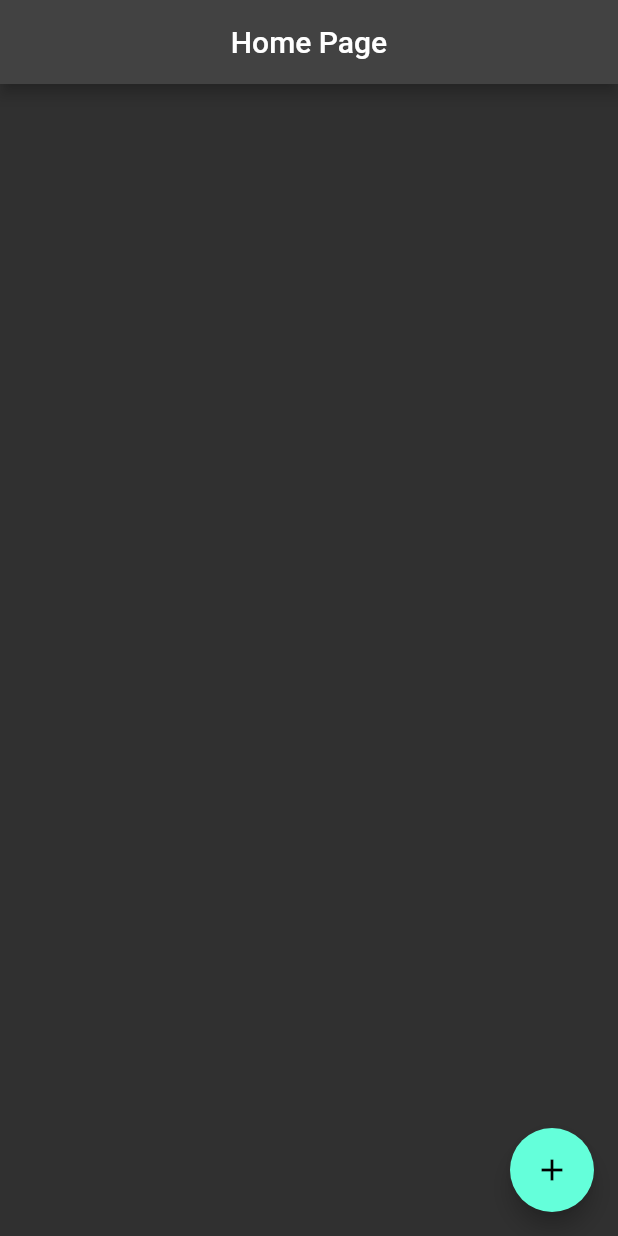
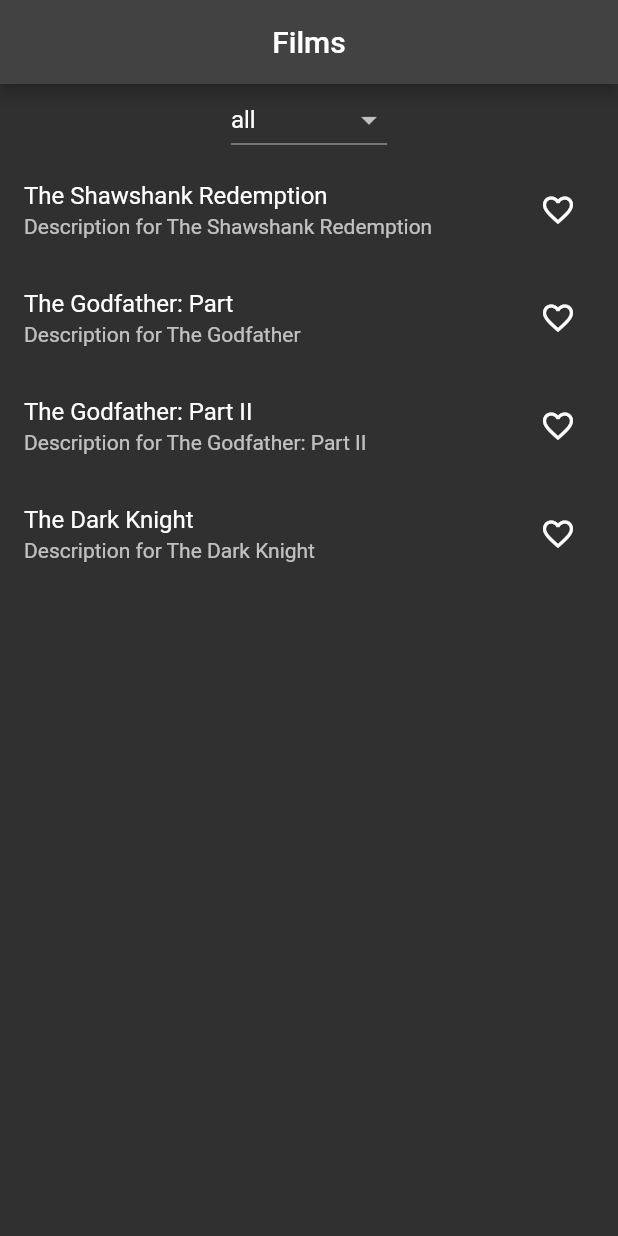
Before and after one commit to Daddy2054/riverpod_vandad, a Flutter app: the screen it shows after launch, on a phone screen of 412 x 824 dp. Run offline on Flutter 3.47's test engine with Material 2 defaults, Android fonts, the phone set to English and light mode, and no system bars; our stand-ins replace hooks_riverpod.

Commit message:
example6

```diff
--- a/lib/main.dart
+++ b/lib/main.dart
@@ -1,14 +1,129 @@
-import 'dart:collection';
-
 import 'package:flutter/material.dart';
 import 'package:hooks_riverpod/hooks_riverpod.dart';
-import 'package:uuid/uuid.dart';
 
 void main() {
   runApp(const ProviderScope(
     child: MyApp(),
   ));
 }
+
+@immutable
+class Film {
+  final String id;
+  final String title;
+  final String description;
+  final bool isFavorite;
+
+  const Film({
+    required this.id,
+    required this.title,
+    required this.description,
+    required this.isFavorite,
+  });
+
+  Film copy({
+    required bool isFavorite,
+  }) =>
+      Film(
+        id: id,
+        title: title,
+        description: description,
+        isFavorite: isFavorite,
+      );
+
+  @override
+  String toString() => 'Film(id: $id, '
+      'title: $title, '
+      'description: $description, '
+      'isFavorite: $isFavorite)';
+
+  @override
+  bool operator ==(covariant Film other) =>
+      id == other.id && isFavorite == other.isFavorite;
+
+  @override
+  int get hashCode => Object.hashAll([
+        id,
+        isFavorite,
+      ]);
+}
+
+const allFilms = [
+  Film(
+    id: '1',
+    title: 'The Shawshank Redemption',
+    description: 'Description for The Shawshank Redemption',
+    isFavorite: false,
+  ),
+  Film(
+    id: '2',
+    title: 'The Godfather: Part',
+    description: 'Description for The Godfather',
+    isFavorite: false,
+  ),
+  Film(
+    id: '3',
+    title: 'The Godfather: Part II',
+    description: 'Description for The Godfather: Part II',
+    isFavorite: false,
+  ),
+  Film(
+    id: '4',
+    title: 'The Dark Knight',
+    description: 'Description for The Dark Knight',
+    isFavorite: false,
+  ),
+];
+
+class FilmsNotifier extends StateNotifier<List<Film>> {
+  FilmsNotifier() : super(allFilms);
+
+  void update(
+    Film film,
+    bool isFavorite,
+  ) {
+    state = state
+        .map(
+          (thisFilm) => thisFilm.id == film.id
+              ? thisFilm.copy(
+                  isFavorite: isFavorite,
+                )
+              : thisFilm,
+        )
+        .toList();
+  }
+}
+
+enum FavoriteStatus {
+  all,
+  favorite,
+  notFavorite,
+}
+
+//favorite status
+final favoriteStatusProvider = StateProvider<FavoriteStatus>(
+  (_) => FavoriteStatus.all,
+);
+
+//all films
+
+final allFilmsProvider = StateNotifierProvider<FilmsNotifier, List<Film>>(
+  (_) => FilmsNotifier(),
+);
+
+// favorite films
+
+final favoriteFilmsProvider =
+    Provider<Iterable<Film>>((ref) => ref.watch(allFilmsProvider).where(
+          (film) => film.isFavorite,
+        ));
+
+// not favorite films
+
+final notFavoriteFilmsProvider =
+    Provider<Iterable<Film>>((ref) => ref.watch(allFilmsProvider).where(
+          (film) => !film.isFavorite,
+        ));
 
 class MyApp extends StatelessWidget {
   const MyApp({super.key});
@@ -28,63 +143,6 @@ class MyApp extends StatelessWidget {
   }
 }
 
-@immutable
-class Person {
-  final String name;
-  final int age;
-  final String uuid;
-
-  Person({required this.name, required this.age, String? uuid})
-      : uuid = uuid ?? const Uuid().v4();
-  Person updated([String? name, int? age]) => Person(
-        name: name ?? this.name,
-        age: age ?? this.age,
-        uuid: uuid,
-      );
-
-  String get displayName => '$name ($age years old)';
-
-  @override
-  bool operator ==(covariant Person other) => uuid == other.uuid;
-
-  @override
-  int get hashCode => uuid.hashCode;
-  @override
-  String toString() => 'Person(name: $name, age: $age, uuid: $uuid,)';
-}
-
-class DataModel extends ChangeNotifier {
-  final List<Person> _people = [];
-  int get count => _people.length;
-
-  UnmodifiableListView<Person> get people => UnmodifiableListView(_people);
-
-  void add(Person person) {
-    _people.add(person);
-    notifyListeners();
-  }
-
-  void remove(Person person) {
-    _people.remove(person);
-    notifyListeners();
-  }
-
-  void update(Person updatedPerson) {
-    final index = _people.indexOf(updatedPerson);
-    final oldPerson = _people[index];
-    if (oldPerson.name != updatedPerson.name ||
-        oldPerson.age != updatedPerson.age) {
-      _people[index] = oldPerson.updated(
-        updatedPerson.name,
-        updatedPerson.age,
-      );
-      notifyListeners();
-    }
-  }
-}
-
-final peopleProvider = ChangeNotifierProvider((_) => DataModel());
-
 class HomePage extends ConsumerWidget {
   const HomePage({super.key});
 
@@ -93,118 +151,89 @@ class HomePage extends ConsumerWidget {
     return Scaffold(
       appBar: AppBar(
         centerTitle: true,
-        title: const Text('Home Page'),
+        title: const Text('Films'),
       ),
-      body: Consumer(
-        builder: (context, ref, child) {
-          final dataModel = ref.watch(peopleProvider);
-          return ListView.builder(
-            itemCount: dataModel.count,
-            itemBuilder: (context, index) {
-              final person = dataModel.people[index];
-              return ListTile(
-                title: GestureDetector(
-                  onTap: () async {
-                    final updatedPerson = await createOrUpdatePersonDialog(
-                      context,
-                      person,
+      body: Column(
+        children: [
+          const FilterWidget(),
+          Consumer(builder: (context, ref, child) {
+            final filter = ref.watch(favoriteStatusProvider);
+            switch (filter) {
+              case FavoriteStatus.all:
+                return FilmsList(
+                  provider: allFilmsProvider,
                 );
-                    if (updatedPerson != null) {
-                      dataModel.update(updatedPerson);
+              case FavoriteStatus.favorite:
+                   return FilmsList(
+                  provider: favoriteFilmsProvider,
+                );
+              case FavoriteStatus.notFavorite:
+                   return FilmsList(
+                  provider: notFavoriteFilmsProvider,
+                );
             }
-                  },
-                  child: Text(person.displayName),
-                ),
-              );
-            },
-          );
-        },
-      ),
-      floatingActionButton: FloatingActionButton(
-        onPressed: () async {
-          final person = await createOrUpdatePersonDialog(context);
-          if (person != null) {
-            final dataModel = ref.read(peopleProvider);
-            dataModel.add(person);
-          }
-        },
-        child: const Icon(Icons.add),
+          })
+        ],
       ),
     );
   }
 }
 
-final nameController = TextEditingController();
-final ageController = TextEditingController();
+class FilmsList extends ConsumerWidget {
+  final AlwaysAliveProviderBase<Iterable<Film>> provider;
+  const FilmsList({required this.provider, Key? key}) : super(key: key);
 
-Future<Person?> createOrUpdatePersonDialog(
-  BuildContext context, [
-  Person? existingPerson,
-]) {
-  String? name = existingPerson?.name;
-  int? age = existingPerson?.age;
+  @override
+  Widget build(BuildContext context, WidgetRef ref) {
+    final films = ref.watch(provider);
+    return Expanded(
+        child: ListView.builder(
+      itemCount: films.length,
+      itemBuilder: (context, index) {
+        final film = films.elementAt(index);
+        final favoriteIcon = film.isFavorite
+            ? const Icon(Icons.favorite)
+            : const Icon(Icons.favorite_border);
+        return ListTile(
+          title: Text(film.title),
+          subtitle: Text(film.description),
+          trailing: IconButton(
+            onPressed: () {
+              final isFavorite = !film.isFavorite;
+              ref.read(allFilmsProvider.notifier).update(film, isFavorite);
+            },
+            icon: favoriteIcon,
+          ),
+        );
+      },
+    ));
+  }
+}
 
-  nameController.text = name ?? '';
-  ageController.text = age?.toString() ?? '';
+class FilterWidget extends StatelessWidget {
+  const FilterWidget({super.key});
 
-  return showDialog<Person?>(
-    context: context,
-    builder: (context) {
-      return AlertDialog(
-        title: const Text('Create a Person'),
-        content: Column(
-          mainAxisSize: MainAxisSize.min,
-          children: [
-            TextField(
-              controller: nameController,
-              decoration: const InputDecoration(
-                labelText: 'Enter name here...',
+  @override
+  Widget build(BuildContext context) {
+    return Consumer(
+      builder: (context, ref, child) {
+        return DropdownButton(
+          value: ref.watch(favoriteStatusProvider),
+          items: FavoriteStatus.values
+              .map(
+                (fs) => DropdownMenuItem(
+                  value: fs,
+                  child: Text(
+                    fs.toString().split('.').last,
                   ),
-              onChanged: (value) => name = value,
                 ),
-            TextField(
-              controller: ageController,
-              decoration: const InputDecoration(
-                labelText: 'Enter age here...',
-              ),
-              onChanged: (value) => age = int.tryParse(value),
-            ),
-          ],
-        ),
-        actions: [
-          TextButton(
-            onPressed: () => Navigator.of(context).pop(),
-            child: const Text('Cancel'),
-          ),
-          TextButton(
-            onPressed: () {
-              if (name != null && age != null) {
-                if (existingPerson != null) {
-                  // have existing person
-                  final newPerson = existingPerson.updated(
-                    name,
-                    age,
-                  );
-                  Navigator.of(context).pop(newPerson);
-                } else {
-//no existing person, create a new one
-                  final newPerson = Person(
-                    name: name!,
-                    age: age!,
-                  );
-                  Navigator.of(context).pop(
-                    newPerson,
-                  );
-                }
-              } else {
-                //no name, or age or both
-                Navigator.of(context).pop();
-              }
+              )
+              .toList(),
+          onChanged: (fs) {
+            ref.read(favoriteStatusProvider.notifier).state = fs!;
           },
-            child: const Text('Create'),
-          ),
-        ],
         );
       },
     );
   }
+}
```
Also changed, not shown: 2 other files. Lines whose indentation alone changed are shown as unchanged.
